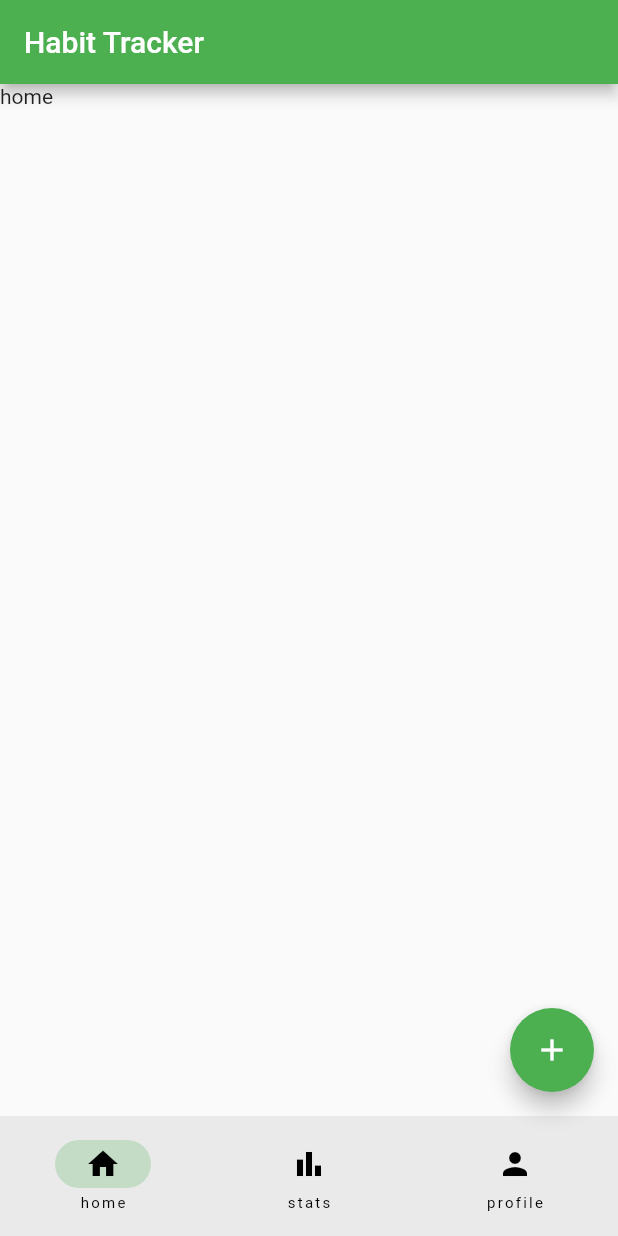
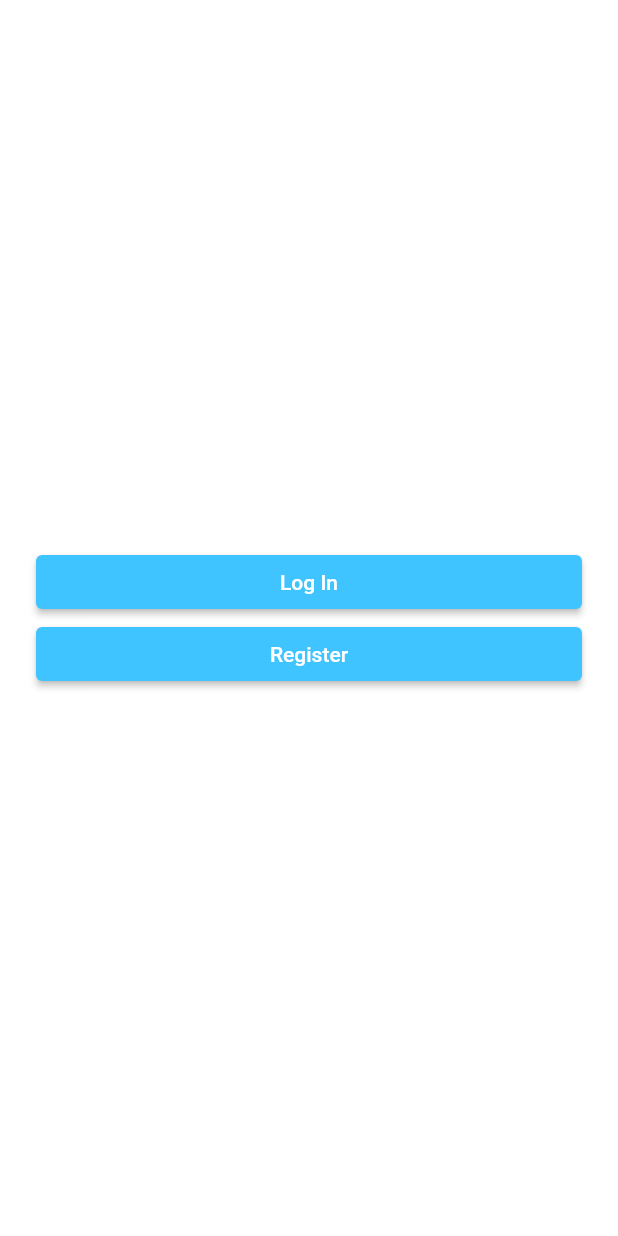
Before and after one commit to yuvraj-wale/Habit-Tracker-WEC, a Flutter app: the screen it shows after launch, on a phone screen of 412 x 824 dp. Run offline on Flutter 3.47's test engine with Material 2 defaults, Android fonts, the phone set to English and light mode, and no system bars; our stand-ins replace firebase_auth, firebase_core; accounts and stored records are empty.

```diff
--- a/flutter_app/lib/main.dart
+++ b/flutter_app/lib/main.dart
@@ -1,28 +1,42 @@
 import 'package:flutter/material.dart';
 import 'package:flutter_application_1/pages/home_page.dart';
+import 'package:flutter_application_1/pages/login_screen.dart';
 import 'package:flutter_application_1/pages/profile_page.dart';
+import 'package:flutter_application_1/pages/signup_screen.dart';
 import 'package:flutter_application_1/pages/stats_page.dart';
+import 'package:flutter_application_1/pages/welcome_screen.dart';
+import 'package:firebase_core/firebase_core.dart';
 
-void main() {
+void main() async {
+  WidgetsFlutterBinding.ensureInitialized();
+  await Firebase.initializeApp();
   runApp(const MyApp());
 }
 
 class MyApp extends StatelessWidget {
   const MyApp({super.key});
 
+  // This widget is the root of your application.
   @override
   Widget build(BuildContext context) {
     return MaterialApp(
+
+      initialRoute: 'welcome_screen',
+      routes: {
+        'welcome_screen': (context) => const WelcomeScreen(),
+        'signup_screen': (context) => SignUp(),
+        'login_screen': (context) =>  LogIn(),
+        'home_page': (context) => const HomePage()
+      },
       theme: ThemeData(
         primarySwatch: Colors.green,
       ),
       debugShowCheckedModeBanner: false,
-      home: const RootPage(),
     );
   }
 }
 
-class RootPage extends StatefulWidget {
+/*class RootPage extends StatefulWidget {
   const RootPage({super.key});
 
   @override
@@ -66,4 +80,4 @@ class _RootPageState extends State<RootPage> {
       ),
     );
   }
-}
+}*/
--- /dev/null
+++ b/flutter_app/lib/pages/welcome_screen.dart
@@ -0,0 +1,38 @@
+
+import 'package:flutter/material.dart';
+
+class WelcomeScreen extends StatefulWidget {
+  const WelcomeScreen({super.key});
+
+  @override
+  State<WelcomeScreen> createState() => _WelcomeScreenState();
+}
+
+class _WelcomeScreenState extends State<WelcomeScreen> {
+  @override
+  Widget build(BuildContext context) {
+    return Scaffold(
+      backgroundColor: Colors.white,
+      body: Padding(
+        padding: const EdgeInsets.symmetric(horizontal: 24.0),
+        child: Column(
+          mainAxisAlignment: MainAxisAlignment.center,
+          crossAxisAlignment: CrossAxisAlignment.stretch,
+          children:[
+          ElevatedButton(
+            onPressed:() => Navigator.pushNamed(context, 'login_screen'),
+            style: ElevatedButton.styleFrom(
+              backgroundColor: Colors.lightBlueAccent
+            ),
+            child: const Text('Log In')),
+            ElevatedButton(
+            onPressed:() =>  Navigator.pushNamed(context, 'signup_screen'),
+            style: ElevatedButton.styleFrom(
+              backgroundColor: Colors.lightBlueAccent
+            ),
+            child: const Text('Register'))
+          ],
+        ),)
+    );
+  }
+}
--- a/flutter_app/pubspec.yaml
+++ b/flutter_app/pubspec.yaml
@@ -36,6 +36,10 @@ dependencies:
   # The following adds the Cupertino Icons font to your application.
   # Use with the CupertinoIcons class for iOS style icons.
   cupertino_icons: ^1.0.2
+  cloud_firestore: ^4.0.3
+  provider: ^6.0.4
+  firebase_auth: ^4.1.0
+  modal_progress_hud_nsn: ^0.3.0
 
 dev_dependencies:
   flutter_test:
```
Also changed, not shown: flutter_app/lib/pages/login_screen.dart (added, +55 -0 lines), flutter_app/lib/pages/signup_screen.dart (added, +55 -0 lines), flutter_app/pubspec.lock, 8 other files.
